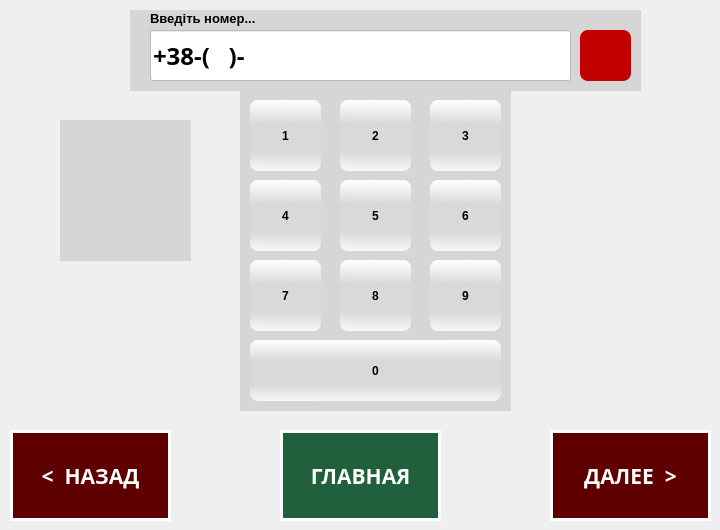
Old version of the form dialognumpad.ui in the repository Normandez/LM.
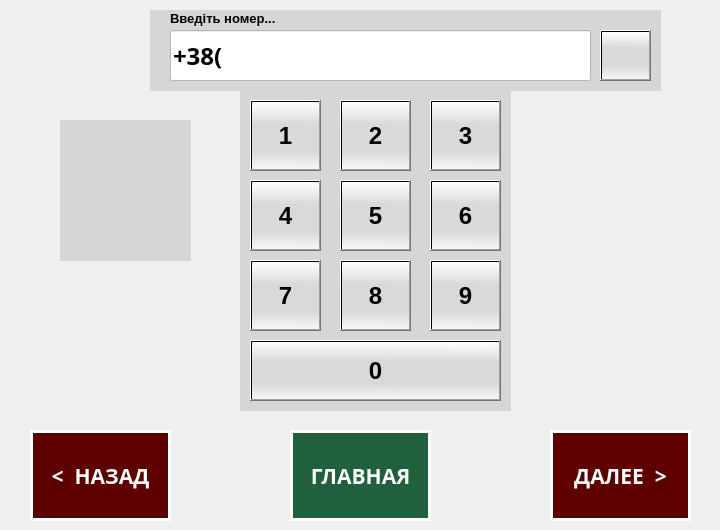
New version of the form. Icons and pictures are not drawn.

```diff
--- a/dialognumpad.ui
+++ b/dialognumpad.ui
@@ -28,9 +28,6 @@
    <property name="styleSheet">
     <string notr="true">QWidget{
 background-color:rgb(214, 214, 214);
-color: rgb(255, 255, 255);
-border-radius: 1em;
-font-weight: 600;
 }</string>
    </property>
    <widget class="QPushButton" name="pushButton_2">
@@ -42,12 +39,16 @@
       <height>71</height>
      </rect>
     </property>
+    <property name="font">
+     <font>
+      <pointsize>18</pointsize>
+      <weight>75</weight>
+      <bold>true</bold>
+     </font>
+    </property>
     <property name="styleSheet">
      <string notr="true">QPushButton{
 background:qlineargradient(spread:reflect, x1:0.523, y1:0.534545, x2:0.528, y2:0, stop:0.367232 rgba(218, 217, 217, 255), stop:1 rgba(255, 255, 255, 255));
-font: 75 10pt &quot;MS Shell Dlg 2&quot;;
-border-radius: 8px;
-color: rgb(0, 0, 0);
 }</string>
     </property>
     <property name="text">
@@ -63,12 +64,16 @@
       <height>71</height>
      </rect>
     </property>
+    <property name="font">
+     <font>
+      <pointsize>18</pointsize>
+      <weight>75</weight>
+      <bold>true</bold>
+     </font>
+    </property>
     <property name="styleSheet">
      <string notr="true">QPushButton{
 background:qlineargradient(spread:reflect, x1:0.523, y1:0.534545, x2:0.528, y2:0, stop:0.367232 rgba(218, 217, 217, 255), stop:1 rgba(255, 255, 255, 255));
-font: 75 10pt &quot;MS Shell Dlg 2&quot;;
-border-radius: 8px;
-color: rgb(0, 0, 0);
 }</string>
     </property>
     <property name="text">
@@ -84,12 +89,16 @@
       <height>71</height>
      </rect>
     </property>
+    <property name="font">
+     <font>
+      <pointsize>18</pointsize>
+      <weight>75</weight>
+      <bold>true</bold>
+     </font>
+    </property>
     <property name="styleSheet">
      <string notr="true">QPushButton{
 background:qlineargradient(spread:reflect, x1:0.523, y1:0.534545, x2:0.528, y2:0, stop:0.367232 rgba(218, 217, 217, 255), stop:1 rgba(255, 255, 255, 255));
-font: 75 10pt &quot;MS Shell Dlg 2&quot;;
-border-radius: 8px;
-color: rgb(0, 0, 0);
 }</string>
     </property>
     <property name="text">
@@ -105,12 +114,16 @@
       <height>71</height>
      </rect>
     </property>
+    <property name="font">
+     <font>
+      <pointsize>18</pointsize>
+      <weight>75</weight>
+      <bold>true</bold>
+     </font>
+    </property>
     <property name="styleSheet">
      <string notr="true">QPushButton{
 background:qlineargradient(spread:reflect, x1:0.523, y1:0.534545, x2:0.528, y2:0, stop:0.367232 rgba(218, 217, 217, 255), stop:1 rgba(255, 255, 255, 255));
-font: 75 10pt &quot;MS Shell Dlg 2&quot;;
-border-radius: 8px;
-color: rgb(0, 0, 0);
 }</string>
     </property>
     <property name="text">
@@ -126,12 +139,16 @@
       <height>71</height>
      </rect>
     </property>
+    <property name="font">
+     <font>
+      <pointsize>18</pointsize>
+      <weight>75</weight>
+      <bold>true</bold>
+     </font>
+    </property>
     <property name="styleSheet">
      <string notr="true">QPushButton{
 background:qlineargradient(spread:reflect, x1:0.523, y1:0.534545, x2:0.528, y2:0, stop:0.367232 rgba(218, 217, 217, 255), stop:1 rgba(255, 255, 255, 255));
-font: 75 10pt &quot;MS Shell Dlg 2&quot;;
-border-radius: 8px;
-color: rgb(0, 0, 0);
 }</string>
     </property>
     <property name="text">
@@ -147,12 +164,16 @@
       <height>71</height>
      </rect>
     </property>
+    <property name="font">
+     <font>
+      <pointsize>18</pointsize>
+      <weight>75</weight>
+      <bold>true</bold>
+     </font>
+    </property>
     <property name="styleSheet">
      <string notr="true">QPushButton{
 background:qlineargradient(spread:reflect, x1:0.523, y1:0.534545, x2:0.528, y2:0, stop:0.367232 rgba(218, 217, 217, 255), stop:1 rgba(255, 255, 255, 255));
-font: 75 10pt &quot;MS Shell Dlg 2&quot;;
-border-radius: 8px;
-color: rgb(0, 0, 0);
 }</string>
     </property>
     <property name="text">
@@ -168,12 +189,16 @@
       <height>71</height>
      </rect>
     </property>
+    <property name="font">
+     <font>
+      <pointsize>18</pointsize>
+      <weight>75</weight>
+      <bold>true</bold>
+     </font>
+    </property>
     <property name="styleSheet">
      <string notr="true">QPushButton{
 background:qlineargradient(spread:reflect, x1:0.523, y1:0.534545, x2:0.528, y2:0, stop:0.367232 rgba(218, 217, 217, 255), stop:1 rgba(255, 255, 255, 255));
-font: 75 10pt &quot;MS Shell Dlg 2&quot;;
-border-radius: 8px;
-color: rgb(0, 0, 0);
 }</string>
     </property>
     <property name="text">
@@ -189,40 +214,23 @@
       <height>71</height>
      </rect>
     </property>
+    <property name="font">
+     <font>
+      <pointsize>18</pointsize>
+      <weight>75</weight>
+      <bold>true</bold>
+     </font>
+    </property>
     <property name="styleSheet">
      <string notr="true">QPushButton{
 background:qlineargradient(spread:reflect, x1:0.523, y1:0.534545, x2:0.528, y2:0, stop:0.367232 rgba(218, 217, 217, 255), stop:1 rgba(255, 255, 255, 255));
-font: 75 10pt &quot;MS Shell Dlg 2&quot;;
-border-radius: 8px;
-color: rgb(0, 0, 0);
 }</string>
     </property>
     <property name="text">
      <string>8</string>
     </property>
    </widget>
-   <widget class="QPushButton" name="pushButton_4">
-    <property name="geometry">
-     <rect>
-      <x>190</x>
-      <y>10</y>
-      <width>71</width>
-      <height>71</height>
-     </rect>
-    </property>
-    <property name="styleSheet">
-     <string notr="true">QPushButton{
-background:qlineargradient(spread:reflect, x1:0.523, y1:0.534545, x2:0.528, y2:0, stop:0.367232 rgba(218, 217, 217, 255), stop:1 rgba(255, 255, 255, 255));
-font: 75 10pt &quot;MS Shell Dlg 2&quot;;
-border-radius: 8px;
-color: rgb(0, 0, 0);
-}</string>
-    </property>
-    <property name="text">
-     <string>3</string>
-    </property>
-   </widget>
-   <widget class="QPushButton" name="pushButton_11">
+   <widget class="QPushButton" name="pushButton0">
     <property name="geometry">
      <rect>
       <x>10</x>
@@ -231,23 +239,52 @@
       <height>61</height>
      </rect>
     </property>
+    <property name="font">
+     <font>
+      <pointsize>18</pointsize>
+      <weight>75</weight>
+      <bold>true</bold>
+     </font>
+    </property>
     <property name="styleSheet">
      <string notr="true">QPushButton{
 background:qlineargradient(spread:reflect, x1:0.523, y1:0.534545, x2:0.528, y2:0, stop:0.367232 rgba(218, 217, 217, 255), stop:1 rgba(255, 255, 255, 255));
-font: 75 10pt &quot;MS Shell Dlg 2&quot;;
-border-radius: 8px;
-color: rgb(0, 0, 0);
 }</string>
     </property>
     <property name="text">
      <string>0</string>
     </property>
    </widget>
+   <widget class="QPushButton" name="pushButton3">
+    <property name="geometry">
+     <rect>
+      <x>190</x>
+      <y>10</y>
+      <width>71</width>
+      <height>71</height>
+     </rect>
+    </property>
+    <property name="font">
+     <font>
+      <pointsize>18</pointsize>
+      <weight>75</weight>
+      <bold>true</bold>
+     </font>
+    </property>
+    <property name="styleSheet">
+     <string notr="true">QPushButton{
+background:qlineargradient(spread:reflect, x1:0.523, y1:0.534545, x2:0.528, y2:0, stop:0.367232 rgba(218, 217, 217, 255), stop:1 rgba(255, 255, 255, 255));
+}</string>
+    </property>
+    <property name="text">
+     <string>3</string>
+    </property>
+   </widget>
   </widget>
   <widget class="QWidget" name="widget_2" native="true">
    <property name="geometry">
     <rect>
-     <x>130</x>
+     <x>150</x>
      <y>10</y>
      <width>511</width>
      <height>81</height>
@@ -286,42 +323,7 @@
      <string>Введіть номер...</string>
     </property>
    </widget>
-   <widget class="QPushButton" name="pushButton">
-    <property name="geometry">
-     <rect>
-      <x>450</x>
-      <y>20</y>
-      <width>51</width>
-      <height>51</height>
-     </rect>
-    </property>
-    <property name="font">
-     <font>
-      <family>MS Shell Dlg 2</family>
-      <pointsize>10</pointsize>
-      <weight>9</weight>
-      <italic>false</italic>
-      <bold>false</bold>
-     </font>
-    </property>
-    <property name="styleSheet">
-     <string notr="true">QPushButton{
-background:qlineargradient(spread:reflect, x1:0.523, y1:0.534545, x2:0.528, y2:0, stop:0.367232 rgba(218, 217, 217, 255), stop:1 rgba(255, 255, 255, 255));
-font: 75 10pt &quot;MS Shell Dlg 2&quot;;
-border-radius: 8px;
-background-color:rgb(194, 0, 0);
-color: rgb(0, 0, 0);
-}</string>
-    </property>
-    <property name="text">
-     <string/>
-    </property>
-    <property name="icon">
-     <iconset resource="resource.qrc">
-      <normaloff>:/new/icons/DeleteCharIcon.png</normaloff>:/new/icons/DeleteCharIcon.png</iconset>
-    </property>
-   </widget>
-   <widget class="QLineEdit" name="lineEdit_2">
+   <widget class="QLineEdit" name="lineEditNumber">
     <property name="geometry">
      <rect>
       <x>20</x>
@@ -348,103 +350,10 @@
 </string>
     </property>
     <property name="text">
-     <string>+38-(   )-</string>
+     <string>+38(</string>
     </property>
    </widget>
   </widget>
-  <widget class="QPushButton" name="pushButton_58">
-   <property name="geometry">
-    <rect>
-     <x>550</x>
-     <y>430</y>
-     <width>161</width>
-     <height>91</height>
-    </rect>
-   </property>
-   <property name="font">
-    <font>
-     <family>Snap ITC</family>
-     <pointsize>16</pointsize>
-     <weight>75</weight>
-     <bold>true</bold>
-    </font>
-   </property>
-   <property name="styleSheet">
-    <string notr="true">QPushButton{
-background-color: #5e0000;
-border: 3px solid white;
-color: rgb(255, 255, 255);
-border-radius: 1em;
-font-weight: 600;
-}</string>
-   </property>
-   <property name="text">
-    <string>ДАЛЕЕ  &gt;</string>
-   </property>
-  </widget>
-  <widget class="QPushButton" name="pushButton_57">
-   <property name="geometry">
-    <rect>
-     <x>280</x>
-     <y>430</y>
-     <width>161</width>
-     <height>91</height>
-    </rect>
-   </property>
-   <property name="font">
-    <font>
-     <family>Snap ITC</family>
-     <pointsize>16</pointsize>
-     <weight>75</weight>
-     <bold>true</bold>
-    </font>
-   </property>
-   <property name="styleSheet">
-    <string notr="true">QPushButton{
-background-color: #20603d;
-border: 3px solid white;
-color: rgb(255, 255, 255);
-border-radius: 1em;
-font-weight: 600;
-}</string>
-   </property>
-   <property name="text">
-    <string>ГЛАВНАЯ</string>
-   </property>
-  </widget>
-  <widget class="QPushButton" name="pushButton_56">
-   <property name="geometry">
-    <rect>
-     <x>10</x>
-     <y>430</y>
-     <width>161</width>
-     <height>91</height>
-    </rect>
-   </property>
-   <property name="font">
-    <font>
-     <family>Snap ITC</family>
-     <pointsize>16</pointsize>
-     <weight>75</weight>
-     <bold>true</bold>
-    </font>
-   </property>
-   <property name="autoFillBackground">
-    <bool>false</bool>
-   </property>
-   <property name="styleSheet">
-    <string notr="true">QPushButton{
-background-color: #5e0000;
-border: 3px solid white;
-color: rgb(255, 255, 255);
-border-radius: 1em;
-font-weight: 600;
-}</string>
-   </property>
-   <property name="text">
-    <string>&lt;  НАЗАД</string>
-   </property>
-  </widget>
   <widget class="QWidget" name="widget_7" native="true">
    <property name="geometry">
     <rect>
@@ -485,8 +394,8 @@
   <widget class="QLabel" name="label_3">
    <property name="geometry">
     <rect>
-     <x>20</x>
-     <y>20</y>
+     <x>10</x>
+     <y>10</y>
      <width>41</width>
      <height>51</height>
     </rect>
@@ -501,6 +410,130 @@
     <bool>true</bool>
    </property>
   </widget>
+  <widget class="QPushButton" name="pushButton">
+   <property name="geometry">
+    <rect>
+     <x>600</x>
+     <y>30</y>
+     <width>51</width>
+     <height>51</height>
+    </rect>
+   </property>
+   <property name="font">
+    <font>
+     <family>MS Shell Dlg 2</family>
+     <pointsize>10</pointsize>
+     <weight>75</weight>
+     <italic>false</italic>
+     <bold>true</bold>
+    </font>
+   </property>
+   <property name="styleSheet">
+    <string notr="true">QPushButton{
+background:qlineargradient(spread:reflect, x1:0.523, y1:0.534545, x2:0.528, y2:0, stop:0.367232 rgba(218, 217, 217, 255), stop:1 rgba(255, 255, 255, 255));
+}</string>
+   </property>
+   <property name="text">
+    <string/>
+   </property>
+   <property name="icon">
+    <iconset resource="resource.qrc">
+     <normaloff>:/new/icons/DeleteCharIcon.png</normaloff>:/new/icons/DeleteCharIcon.png</iconset>
+   </property>
+  </widget>
+  <widget class="QPushButton" name="pushButton_58">
+   <property name="geometry">
+    <rect>
+     <x>550</x>
+     <y>430</y>
+     <width>141</width>
+     <height>91</height>
+    </rect>
+   </property>
+   <property name="font">
+    <font>
+     <family>Snap ITC</family>
+     <pointsize>16</pointsize>
+     <weight>75</weight>
+     <bold>true</bold>
+    </font>
+   </property>
+   <property name="styleSheet">
+    <string notr="true">QPushButton{
+background-color: #5e0000;
+border: 3px solid white;
+color: rgb(255, 255, 255);
+border-radius: 1em;
+font-weight: 600;
+}</string>
+   </property>
+   <property name="text">
+    <string>ДАЛЕЕ  &gt;</string>
+   </property>
+  </widget>
+  <widget class="QPushButton" name="pushButton_56">
+   <property name="geometry">
+    <rect>
+     <x>30</x>
+     <y>430</y>
+     <width>141</width>
+     <height>91</height>
+    </rect>
+   </property>
+   <property name="font">
+    <font>
+     <family>Snap ITC</family>
+     <pointsize>16</pointsize>
+     <weight>75</weight>
+     <bold>true</bold>
+    </font>
+   </property>
+   <property name="autoFillBackground">
+    <bool>false</bool>
+   </property>
+   <property name="styleSheet">
+    <string notr="true">QPushButton{
+background-color: #5e0000;
+border: 3px solid white;
+color: rgb(255, 255, 255);
+border-radius: 1em;
+font-weight: 600;
+}</string>
+   </property>
+   <property name="text">
+    <string>&lt;  НАЗАД</string>
+   </property>
+  </widget>
+  <widget class="QPushButton" name="pushButton_57">
+   <property name="geometry">
+    <rect>
+     <x>290</x>
+     <y>430</y>
+     <width>141</width>
+     <height>91</height>
+    </rect>
+   </property>
+   <property name="font">
+    <font>
+     <family>Snap ITC</family>
+     <pointsize>16</pointsize>
+     <weight>75</weight>
+     <bold>true</bold>
+    </font>
+   </property>
+   <property name="styleSheet">
+    <string notr="true">QPushButton{
+background-color: #20603d;
+border: 3px solid white;
+color: rgb(255, 255, 255);
+border-radius: 1em;
+font-weight: 600;
+}</string>
+   </property>
+   <property name="text">
+    <string>ГЛАВНАЯ</string>
+   </property>
+  </widget>
  </widget>
  <resources>
   <include location="resource.qrc"/>
```
Left out of the diff: 16 changed lines with no effect on the pictures.
